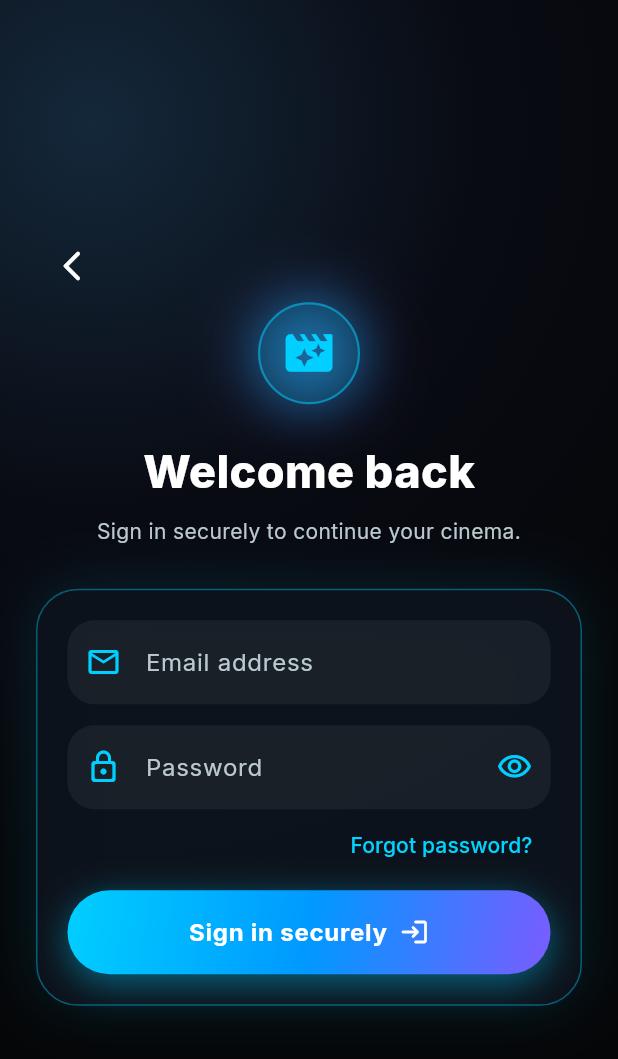
After one commit to mdnoman1592008-ux/Admin-Pannel, a Flutter app: the EmailLoginScreen screen opened directly, on a phone screen of 412 x 824 dp. The commit adds this screen. Shown: the top 1059 px of the screen. Run offline on Flutter 3.47's test engine with Material 3 defaults, Android fonts, the phone set to English and light mode, and no system bars; our stand-ins replace cloud_firestore, file_picker, firebase_auth, firebase_core, firebase_messaging, fl_chart and 6 more; missing offline and left inert: flutter_facebook_auth; accounts and stored records are empty; network calls fail.

Commit message:
Improve premium auth flow and Facebook configuration

```diff
--- a/lib/core/auth/auth_service.dart
+++ b/lib/core/auth/auth_service.dart
@@ -67,4 +67,8 @@ class AuthService {
   Future<void> sendPasswordResetEmail(String email) {
     return _authRepository.sendPasswordResetEmail(email);
   }
+
+  Future<void> sendEmailVerification() => _authRepository.sendEmailVerification();
+
+  Future<bool> isCurrentEmailVerified() => _authRepository.isCurrentEmailVerified();
 }
--- /dev/null
+++ b/lib/features/auth/email_login_screen.dart
@@ -0,0 +1,153 @@
+import 'package:flutter/material.dart';
+
+import '../../core/auth/auth_repository.dart';
+import '../../core/auth/auth_service.dart';
+import '../onboarding/onboarding_widgets.dart';
+
+class EmailLoginScreen extends StatefulWidget {
+  const EmailLoginScreen({super.key});
+
+  @override
+  State<EmailLoginScreen> createState() => _EmailLoginScreenState();
+}
+
+class _EmailLoginScreenState extends State<EmailLoginScreen> {
+  final _auth = AuthService();
+  final _email = TextEditingController();
+  final _password = TextEditingController();
+  bool _obscured = true;
+  bool _submitting = false;
+  String? _error;
+
+  @override
+  void dispose() {
+    _email.dispose();
+    _password.dispose();
+    super.dispose();
+  }
+
+  Future<void> _signIn() async {
+    final email = _email.text.trim();
+    final password = _password.text;
+    if (email.isEmpty || password.isEmpty) {
+      setState(() => _error = 'Enter your email address and password.');
+      return;
+    }
+    setState(() {
+      _submitting = true;
+      _error = null;
+    });
+    try {
+      final user = await _auth.signInWithEmailPassword(email, password);
+      if (mounted) Navigator.of(context).pop(user);
+    } on AuthException catch (error) {
+      if (mounted) setState(() => _error = error.message);
+    } catch (_) {
+      if (mounted) setState(() => _error = 'Unable to sign in right now. Try again.');
+    } finally {
+      if (mounted) setState(() => _submitting = false);
+    }
+  }
+
+  Future<void> _resetPassword() async {
+    final email = _email.text.trim();
+    if (email.isEmpty) {
+      setState(() => _error = 'Enter your email first, then request a reset link.');
+      return;
+    }
+    try {
+      await _auth.sendPasswordResetEmail(email);
+      if (mounted) ScaffoldMessenger.of(context).showSnackBar(
+        const SnackBar(content: Text('Password reset link sent. Check your inbox.')),
+      );
+    } on AuthException catch (error) {
+      if (mounted) setState(() => _error = error.message);
+    }
+  }
+
+  @override
+  Widget build(BuildContext context) {
+    return Scaffold(
+      backgroundColor: const Color(0xFF050608),
+      body: Stack(children: [
+        const Positioned.fill(child: _AuthBackdrop()),
+        SafeArea(
+          child: Center(
+            child: SingleChildScrollView(
+              padding: const EdgeInsets.all(24),
+              child: ConstrainedBox(
+                constraints: const BoxConstraints(maxWidth: 480),
+                child: Column(children: [
+                  Align(
+                    alignment: Alignment.centerLeft,
+                    child: IconButton(
+                      onPressed: () => Navigator.of(context).pop(),
+                      icon: const Icon(Icons.arrow_back_ios_new_rounded, color: Colors.white),
+                    ),
+                  ),
+                  const EtherLogoBadge(size: 68),
+                  const SizedBox(height: 24),
+                  const Text('Welcome back', style: TextStyle(color: Colors.white, fontWeight: FontWeight.w800, fontSize: 30)),
+                  const SizedBox(height: 8),
+                  const Text('Sign in securely to continue your cinema.', textAlign: TextAlign.center, style: TextStyle(color: Color(0xFFBBC9CF))),
+                  const SizedBox(height: 28),
+                  Container(
+                    padding: const EdgeInsets.all(20),
+                    decoration: BoxDecoration(
+                      color: const Color(0xE80D111A),
+                      borderRadius: BorderRadius.circular(28),
+                      border: Border.all(color: const Color(0x6600CFFF)),
+                      boxShadow: const [BoxShadow(color: Color(0x2200CFFF), blurRadius: 34)],
+                    ),
+                    child: Column(children: [
+                      if (_error != null) ...[
+                        _ErrorText(message: _error!),
+                        const SizedBox(height: 16),
+                      ],
+                      _field(controller: _email, label: 'Email address', icon: Icons.email_outlined, keyboardType: TextInputType.emailAddress),
+                      const SizedBox(height: 14),
+                      _field(controller: _password, label: 'Password', icon: Icons.lock_outline_rounded, obscure: _obscured, suffix: IconButton(icon: Icon(_obscured ? Icons.visibility_outlined : Icons.visibility_off_outlined), color: const Color(0xFF00CFFF), onPressed: () => setState(() => _obscured = !_obscured))),
+                      Align(alignment: Alignment.centerRight, child: TextButton(onPressed: _submitting ? null : _resetPassword, child: const Text('Forgot password?'))),
+                      const SizedBox(height: 6),
+                      GlassPrimaryButton(label: _submitting ? 'Signing in...' : 'Sign in securely', icon: Icons.login_rounded, onPressed: _submitting ? () {} : _signIn),
+                    ]),
+                  ),
+                ]),
+              ),
+            ),
+          ),
+        ),
+      ]),
+    );
+  }
+
+  Widget _field({required TextEditingController controller, required String label, required IconData icon, bool obscure = false, Widget? suffix, TextInputType? keyboardType}) => TextField(
+    controller: controller,
+    obscureText: obscure,
+    keyboardType: keyboardType,
+    textInputAction: label == 'Password' ? TextInputAction.done : TextInputAction.next,
+    onSubmitted: label == 'Password' ? (_) => _signIn() : null,
+    style: const TextStyle(color: Colors.white),
+    decoration: InputDecoration(labelText: label, prefixIcon: Icon(icon, color: const Color(0xFF00CFFF)), suffixIcon: suffix, filled: true, fillColor: Colors.white.withOpacity(.055), border: OutlineInputBorder(borderRadius: BorderRadius.circular(18), borderSide: BorderSide.none)),
+  );
+}
+
+class _AuthBackdrop extends StatelessWidget {
+  const _AuthBackdrop();
+  @override
+  Widget build(BuildContext context) => DecoratedBox(
+    decoration: const BoxDecoration(gradient: RadialGradient(center: Alignment(-.7, -.8), radius: 1.25, colors: [Color(0xFF14283A), Color(0xFF090B13), Color(0xFF050608)])),
+  );
+}
+
+class _ErrorText extends StatelessWidget {
+  const _ErrorText({required this.message});
+  final String message;
+  @override
+  Widget build(BuildContext context) => Container(
+    width: double.infinity,
+    padding: const EdgeInsets.all(12),
+    decoration: BoxDecoration(color: const Color(0x33FF3B30), borderRadius: BorderRadius.circular(14), border: Border.all(color: const Color(0x88FF3B30))),
+    child: Text(message, style: const TextStyle(color: Colors.white, fontSize: 13)),
+  );
+}
--- a/lib/main.dart
+++ b/lib/main.dart
@@ -19,9 +19,11 @@ import 'firebase_options.dart';
 void main() async {
   WidgetsFlutterBinding.ensureInitialized();
   await Firebase.initializeApp(options: DefaultFirebaseOptions.currentPlatform);
-  await NotificationService.initialize();
   EnvironmentConfig.setEnvironment(Environment.prod);
-  await SupabaseInitializer.initialize();
+  await Future.wait([
+    NotificationService.initialize(),
+    SupabaseInitializer.initialize(),
+  ]);
   AppLogger.i('AppInit', 'Ether Cinema Enterprise & Supabase initialized in PROD environment.');
 
   runApp(const ProviderScope(child: EtherCinemaApp()));
```
Also changed, not shown: lib/core/auth/auth_repository.dart (+23 -0 lines), lib/core/notifications/notification_service.dart (+7 -10 lines), lib/features/auth/email_verification_screen.dart (added, +75 -0 lines), lib/features/auth/login_screen.dart (+16 -26 lines), lib/features/auth/register_screen.dart (+7 -6 lines), 4 other files.
